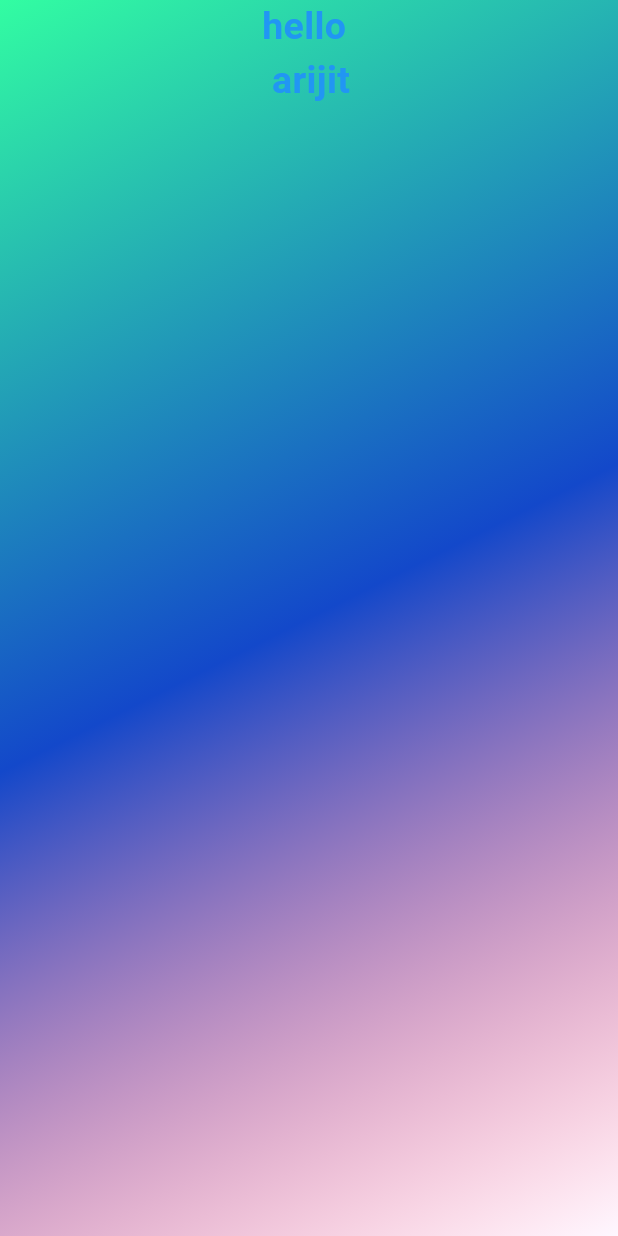
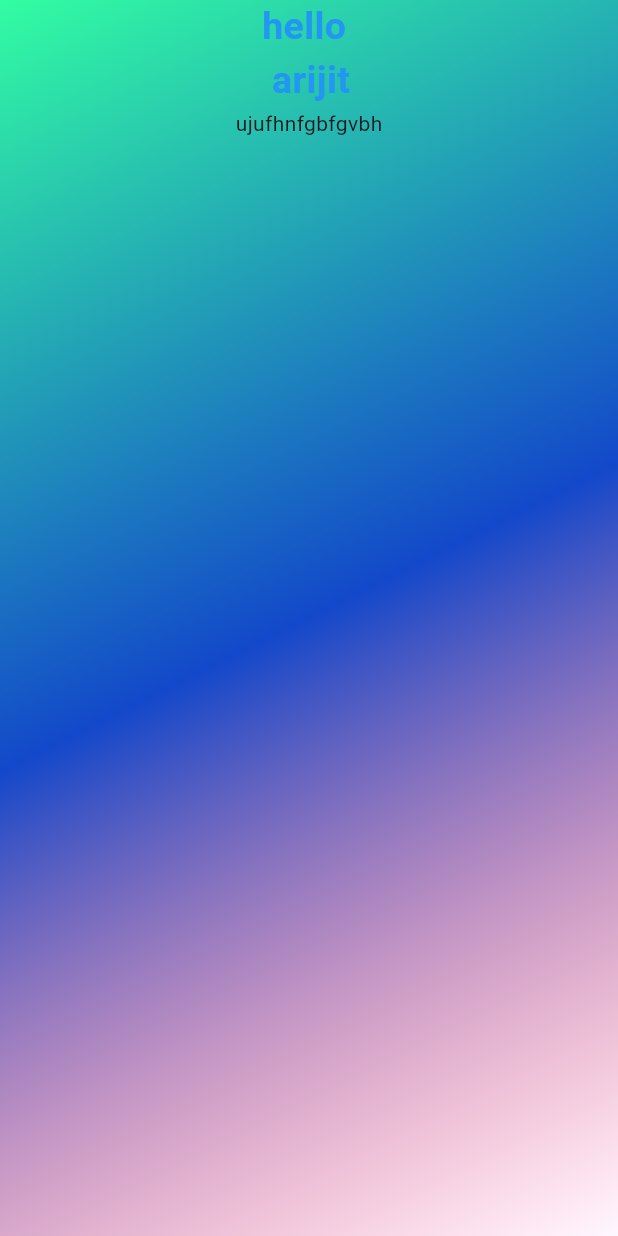
Before and after one commit to AOhnKm1th/todoapp, a Flutter app: the screen it shows after launch, on a phone screen of 412 x 824 dp. Run offline on Flutter 3.47's test engine with Material 3 defaults, Android fonts, the phone set to English and light mode, and no system bars.

Commit message:
i add a text field

```diff
--- a/lib/pages/homepage.dart
+++ b/lib/pages/homepage.dart
@@ -25,7 +25,8 @@ class _HomepageState extends State<Homepage> {
               color: Colors.blue,
               fontSize: 25.0,
               fontWeight: FontWeight.bold
-            ),)
+            ),),
+            Text("ujufhnfgbfgvbh")
 
           ],
         )
```
